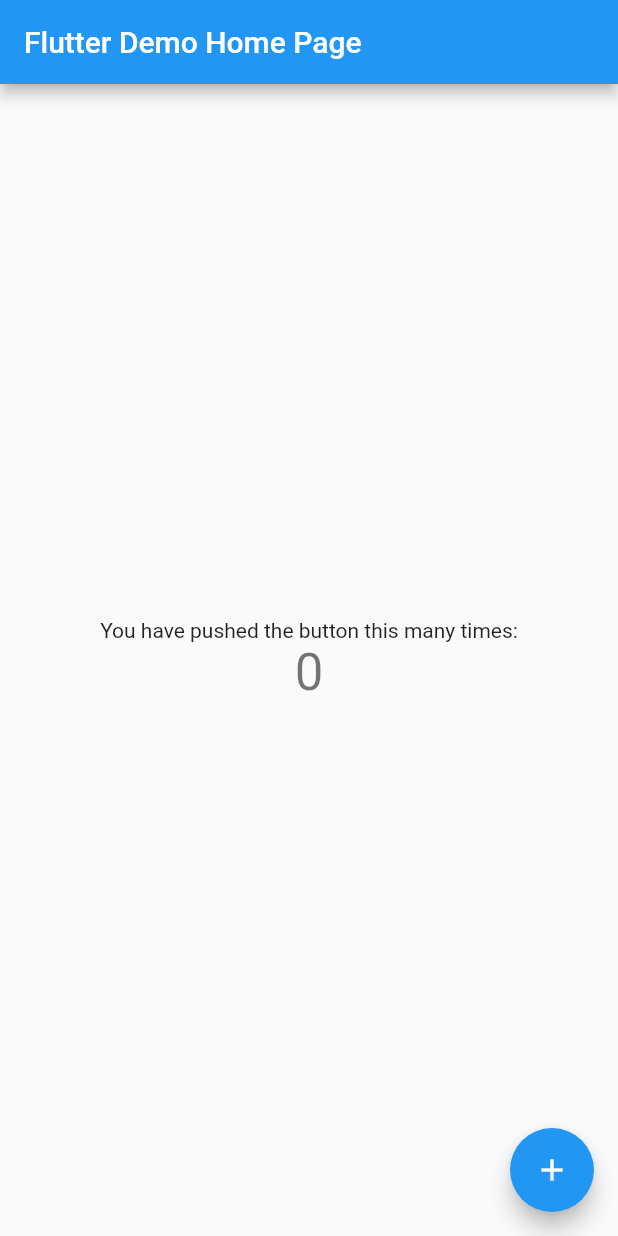
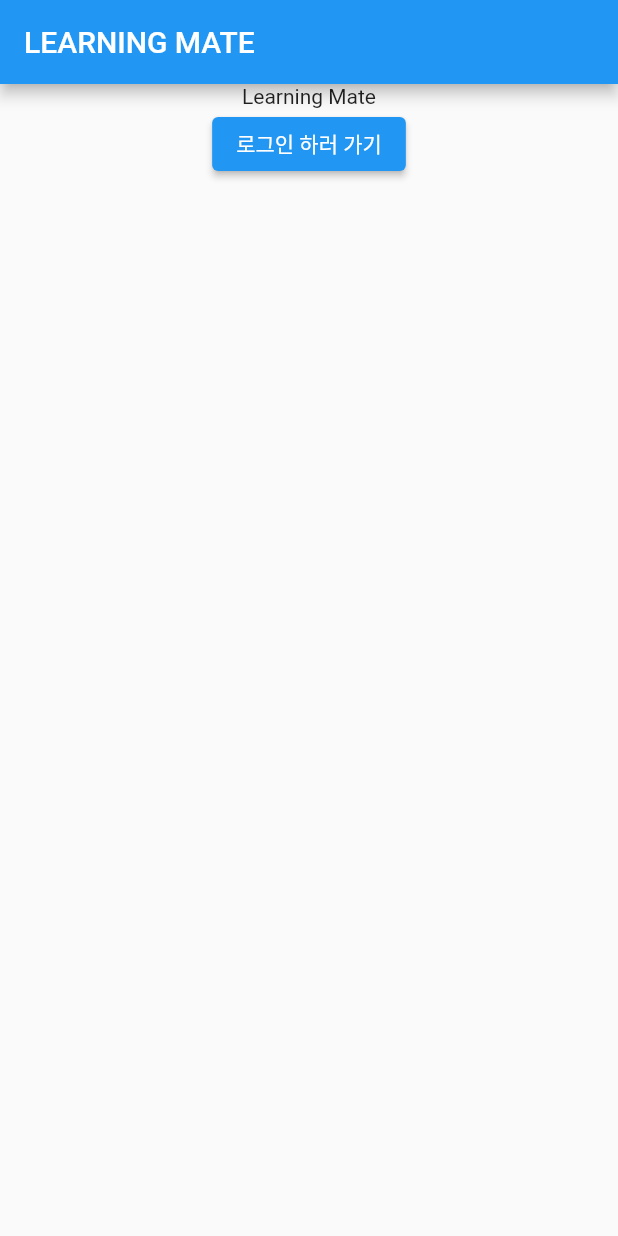
Before and after one commit to leesaereum/LearningMate, a Flutter app: the screen it shows after launch, on a phone screen of 412 x 824 dp. Run offline on Flutter 3.47's test engine with Material 2 defaults, Android fonts, the phone set to English and light mode, and no system bars.

Commit message:
Main, Static Dart 생성

```diff
--- a/learning_mate_app/lib/main.dart
+++ b/learning_mate_app/lib/main.dart
@@ -1,4 +1,5 @@
 import 'package:flutter/material.dart';
+import 'package:learning_mate_app/static.dart';
 
 void main() {
   runApp(const MyApp());
@@ -13,103 +14,41 @@
     return MaterialApp(
       title: 'Flutter Demo',
       theme: ThemeData(
-        // This is the theme of your application.
-        //
-        // Try running your application with "flutter run". You'll see the
-        // application has a blue toolbar. Then, without quitting the app, try
-        // changing the primarySwatch below to Colors.green and then invoke
-        // "hot reload" (press "r" in the console where you ran "flutter run",
-        // or simply save your changes to "hot reload" in a Flutter IDE).
-        // Notice that the counter didn't reset back to zero; the application
-        // is not restarted.
         primarySwatch: Colors.blue,
       ),
-      home: const MyHomePage(title: 'Flutter Demo Home Page'),
+      debugShowCheckedModeBanner: false,
+      home: const Main(),
     );
   }
 }
 
-class MyHomePage extends StatefulWidget {
-  const MyHomePage({Key? key, required this.title}) : super(key: key);
-
-  // This widget is the home page of your application. It is stateful, meaning
-  // that it has a State object (defined below) that contains fields that affect
-  // how it looks.
-
-  // This class is the configuration for the state. It holds the values (in this
-  // case the title) provided by the parent (in this case the App widget) and
-  // used by the build method of the State. Fields in a Widget subclass are
-  // always marked "final".
-
-  final String title;
+class Main extends StatefulWidget {
+  const Main({Key? key}) : super(key: key);
 
   @override
-  State<MyHomePage> createState() => _MyHomePageState();
+  State<Main> createState() => _MainState();
 }
 
-class _MyHomePageState extends State<MyHomePage> {
-  int _counter = 0;
-
-  void _incrementCounter() {
-    setState(() {
-      // This call to setState tells the Flutter framework that something has
-      // changed in this State, which causes it to rerun the build method below
-      // so that the display can reflect the updated values. If we changed
-      // _counter without calling setState(), then the build method would not be
-      // called again, and so nothing would appear to happen.
-      _counter++;
-    });
-  }
-
+class _MainState extends State<Main> {
   @override
   Widget build(BuildContext context) {
-    // This method is rerun every time setState is called, for instance as done
-    // by the _incrementCounter method above.
-    //
-    // The Flutter framework has been optimized to make rerunning build methods
-    // fast, so that you can just rebuild anything that needs updating rather
-    // than having to individually change instances of widgets.
     return Scaffold(
-      appBar: AppBar(
-        // Here we take the value from the MyHomePage object that was created by
-        // the App.build method, and use it to set our appbar title.
-        title: Text(widget.title),
-      ),
-      body: Center(
-        // Center is a layout widget. It takes a single child and positions it
-        // in the middle of the parent.
-        child: Column(
-          // Column is also a layout widget. It takes a list of children and
-          // arranges them vertically. By default, it sizes itself to fit its
-          // children horizontally, and tries to be as tall as its parent.
-          //
-          // Invoke "debug painting" (press "p" in the console, choose the
-          // "Toggle Debug Paint" action from the Flutter Inspector in Android
-          // Studio, or the "Toggle Debug Paint" command in Visual Studio Code)
-          // to see the wireframe for each widget.
-          //
-          // Column has various properties to control how it sizes itself and
-          // how it positions its children. Here we use mainAxisAlignment to
-          // center the children vertically; the main axis here is the vertical
-          // axis because Columns are vertical (the cross axis would be
-          // horizontal).
-          mainAxisAlignment: MainAxisAlignment.center,
-          children: <Widget>[
-            const Text(
-              'You have pushed the button this many times:',
+      appBar: AppBar(title: const Text('LEARNING MATE')),
+      body: Static.id.isEmpty
+          ? Center(
+              child: Column(
+                children: [
+                  Text('Learning Mate'),
+                  ElevatedButton(
+                      onPressed: () {}, child: const Text('로그인 하러 가기'))
+                ],
+              ),
+            )
+          : Center(
+              child: Column(
+                children: [Text('로그인 됨쓰')],
+              ),
             ),
-            Text(
-              '$_counter',
-              style: Theme.of(context).textTheme.headline4,
-            ),
-          ],
-        ),
-      ),
-      floatingActionButton: FloatingActionButton(
-        onPressed: _incrementCounter,
-        tooltip: 'Increment',
-        child: const Icon(Icons.add),
-      ), // This trailing comma makes auto-formatting nicer for build methods.
     );
   }
 }
--- /dev/null
+++ b/learning_mate_app/lib/static.dart
@@ -0,0 +1,4 @@
+class Static {
+  static String id = '';
+  static String nickname = '';
+}
--- a/learning_mate_app/pubspec.yaml
+++ b/learning_mate_app/pubspec.yaml
@@ -58,8 +58,8 @@
   uses-material-design: true
 
   # To add assets to your application, add an assets section, like this:
-  # assets:
-  #   - images/a_dot_burr.jpeg
+  assets:
+    - images/
   #   - images/a_dot_ham.jpeg
 
   # An image asset can refer to one or more resolution-specific "variants", see
```
Also changed, not shown: 1 other file.
